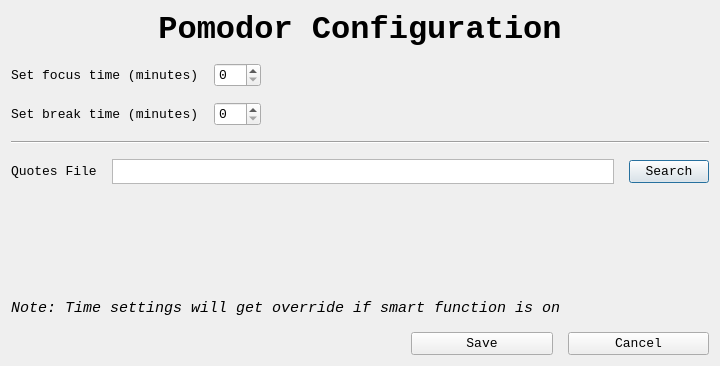
This is ui/pomodor_config_ui.ui in carlosfelgarcia/PomodoTimer as Qt 5 draws it before an edit. The edited form follows.
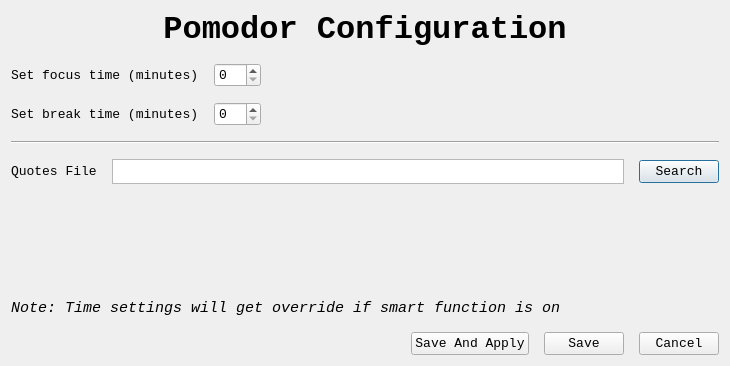
This is the edited form.

The edit to the form file:
```diff
--- a/ui/pomodor_config_ui.ui
+++ b/ui/pomodor_config_ui.ui
@@ -160,6 +160,13 @@
          </property>
         </spacer>
        </item>
+       <item>
+        <widget class="QPushButton" name="save_apply_btn">
+         <property name="text">
+          <string>Save And Apply</string>
+         </property>
+        </widget>
+       </item>
        <item>
         <widget class="QPushButton" name="save_btn">
          <property name="text">
```
